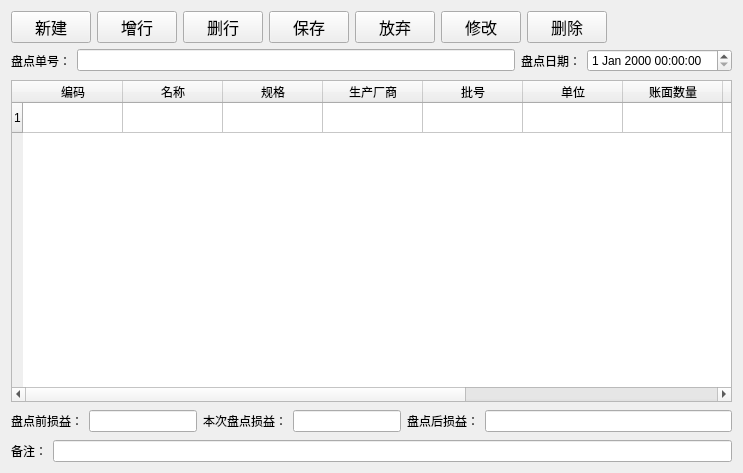
Old version of the form drugcheck.ui in the repository histest/his.
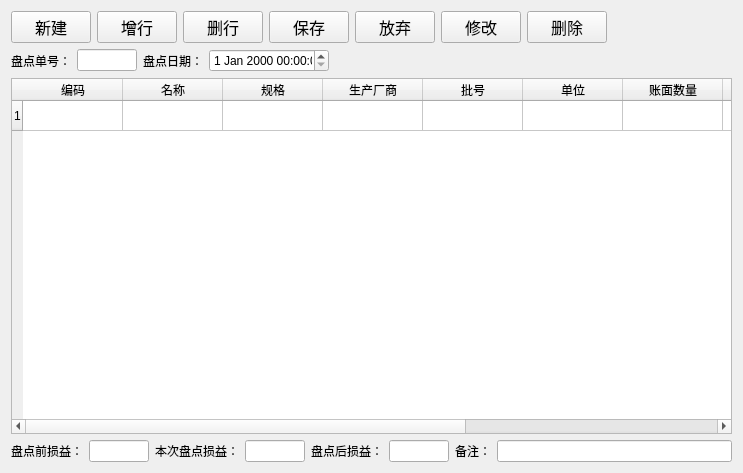
New version of the form.

Patch:
```diff
--- a/drugcheck.ui
+++ b/drugcheck.ui
@@ -13,7 +13,7 @@
   <property name="windowTitle">
    <string>药品盘点</string>
   </property>
-  <layout class="QVBoxLayout" name="verticalLayout_2">
+  <layout class="QVBoxLayout" name="verticalLayout">
    <item>
     <layout class="QHBoxLayout" name="horizontalLayout_2">
      <item>
@@ -165,19 +165,7 @@
     </layout>
    </item>
    <item>
-    <layout class="QVBoxLayout" name="verticalLayout">
-     <property name="spacing">
-      <number>8</number>
-     </property>
-     <item>
-      <layout class="QHBoxLayout" name="horizontalLayout_15">
-       <item>
-        <layout class="QHBoxLayout" name="horizontalLayout_10">
-         <item>
           <layout class="QHBoxLayout" name="horizontalLayout">
-           <property name="spacing">
-            <number>6</number>
-           </property>
            <item>
             <widget class="QLabel" name="label">
              <property name="text">
@@ -186,12 +174,15 @@
             </widget>
            </item>
            <item>
-            <widget class="QLineEdit" name="lineEdit_CheckNo"/>
-           </item>
-          </layout>
-         </item>
-         <item>
-          <layout class="QHBoxLayout" name="horizontalLayout_5">
+      <widget class="QLineEdit" name="lineEdit_CheckNo">
+       <property name="maximumSize">
+        <size>
+         <width>60</width>
+         <height>16777215</height>
+        </size>
+       </property>
+      </widget>
+     </item>
            <item>
             <widget class="QLabel" name="label_5">
              <property name="text">
@@ -200,11 +191,27 @@
             </widget>
            </item>
            <item>
-            <widget class="QDateTimeEdit" name="dateTimeEdit"/>
-           </item>
-          </layout>
-         </item>
-        </layout>
+      <widget class="QDateTimeEdit" name="dateTimeEdit">
+       <property name="maximumSize">
+        <size>
+         <width>120</width>
+         <height>16777215</height>
+        </size>
+       </property>
+      </widget>
+     </item>
+     <item>
+      <spacer name="horizontalSpacer_2">
+       <property name="orientation">
+        <enum>Qt::Horizontal</enum>
+       </property>
+       <property name="sizeHint" stdset="0">
+        <size>
+         <width>40</width>
+         <height>20</height>
+        </size>
+       </property>
+      </spacer>
        </item>
       </layout>
      </item>
@@ -287,9 +294,7 @@
       </widget>
      </item>
      <item>
-      <layout class="QHBoxLayout" name="horizontalLayout_21">
-       <item>
-        <layout class="QHBoxLayout" name="horizontalLayout_22">
+    <layout class="QHBoxLayout" name="horizontalLayout_3">
          <item>
           <widget class="QLabel" name="label_14">
            <property name="text">
@@ -305,6 +310,12 @@
              <verstretch>0</verstretch>
             </sizepolicy>
            </property>
+       <property name="maximumSize">
+        <size>
+         <width>60</width>
+         <height>16777215</height>
+        </size>
+       </property>
           </widget>
          </item>
          <item>
@@ -322,6 +333,12 @@
              <verstretch>0</verstretch>
             </sizepolicy>
            </property>
+       <property name="maximumSize">
+        <size>
+         <width>60</width>
+         <height>16777215</height>
+        </size>
+       </property>
            <property name="text">
             <string/>
            </property>
@@ -335,16 +352,15 @@
           </widget>
          </item>
          <item>
-          <widget class="QLineEdit" name="lineEdit_AftProfit"/>
-         </item>
-        </layout>
-       </item>
-      </layout>
-     </item>
-     <item>
-      <layout class="QHBoxLayout" name="horizontalLayout_23">
-       <item>
-        <layout class="QHBoxLayout" name="horizontalLayout_25">
+      <widget class="QLineEdit" name="lineEdit_AftProfit">
+       <property name="maximumSize">
+        <size>
+         <width>60</width>
+         <height>16777215</height>
+        </size>
+       </property>
+      </widget>
+     </item>
          <item>
           <widget class="QLabel" name="label_16">
            <property name="text">
@@ -354,10 +370,6 @@
          </item>
          <item>
           <widget class="QLineEdit" name="lineEdit_Remark"/>
-         </item>
-        </layout>
-       </item>
-      </layout>
      </item>
     </layout>
    </item>
```
Lines whose indentation alone changed are shown as unchanged.
